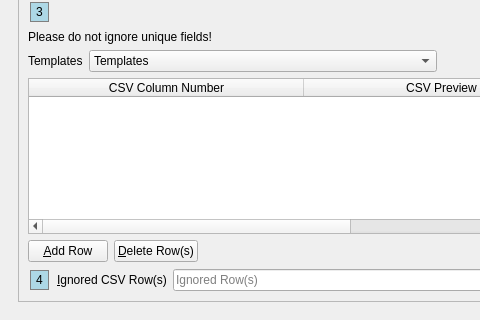
Qt form UI/biblioteq_import.ui (textbrowser/biblioteq) before a commit; both pictures show x 0 to 480 and y 330 to 650 of the 700 by 650 pixel window.
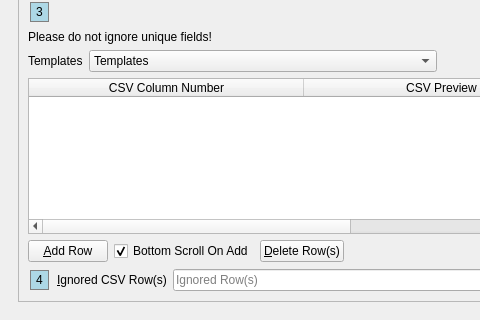
The same form after that commit. Icons and pictures are not drawn.

Commit message: Documentation and import.

```diff
--- a/UI/biblioteq_import.ui
+++ b/UI/biblioteq_import.ui
@@ -333,6 +333,16 @@
                </property>
               </widget>
              </item>
+             <item>
+              <widget class="QCheckBox" name="bottom_scroll_on_add">
+               <property name="text">
+                <string>Bottom Scroll On Add</string>
+               </property>
+               <property name="checked">
+                <bool>true</bool>
+               </property>
+              </widget>
+             </item>
              <item>
               <widget class="QPushButton" name="delete_row">
                <property name="text">
```
Left out of the diff: 1 changed line with no effect on the pictures. The commit also changes 2 other files.
